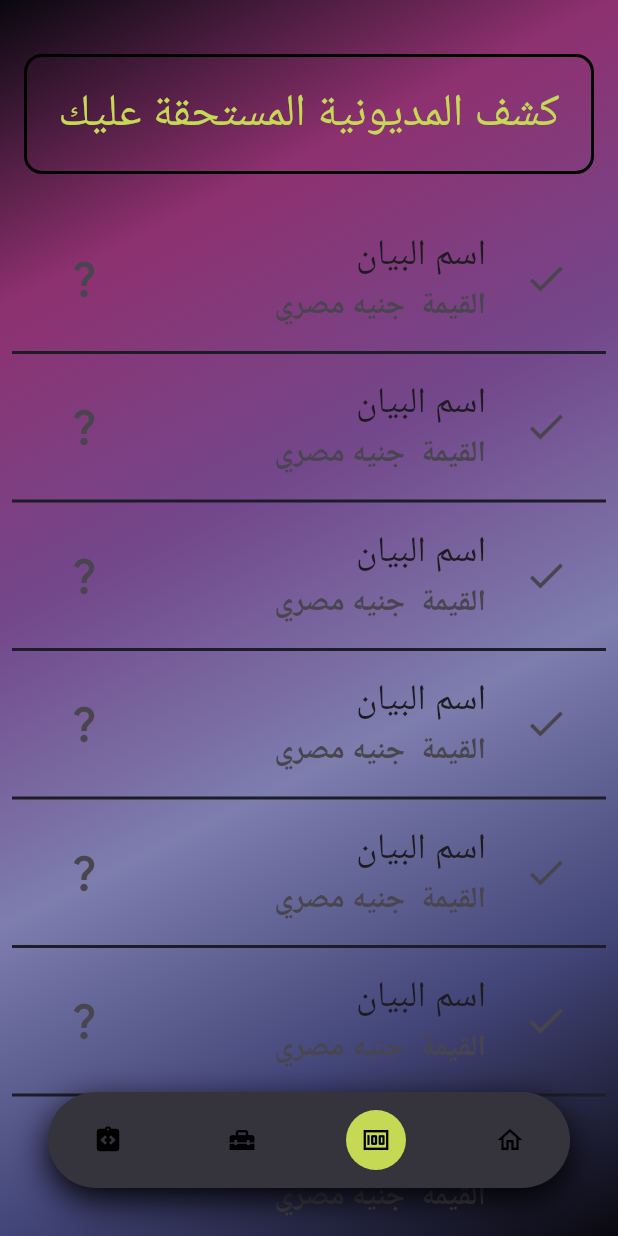
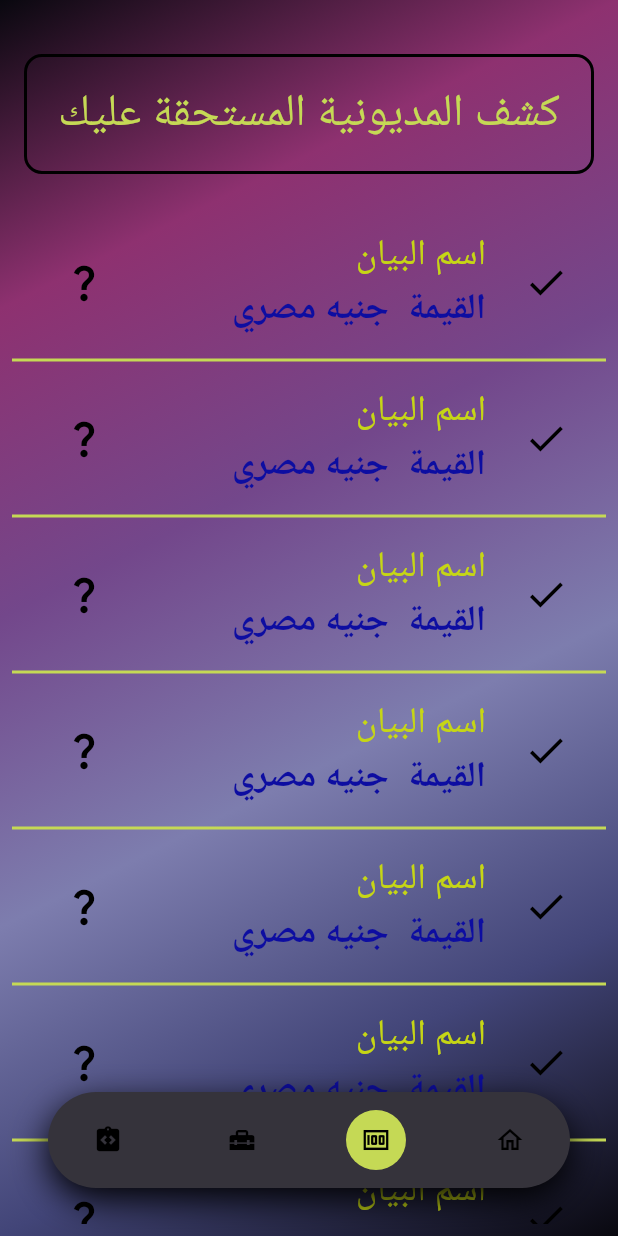
Before and after one commit to Mohamed17Amer/Madunia, a Flutter app: the screen it shows after launch, item 3 of the bottom bar chosen, on a phone screen of 412 x 824 dp. Run offline on Flutter 3.47's test engine with Material 3 defaults, Android fonts, the phone set to English and light mode, and no system bars; our stand-ins replace bloc, flutter_bloc, go_router, toastification.

Commit message:
report refactoring ui done

```diff
--- a/lib/core/utils/colors/app_colors.dart
+++ b/lib/core/utils/colors/app_colors.dart
@@ -19,6 +19,10 @@ class AppColors {
   static const bodySelectedTxtColor = Color(0xFF3d4424);
   static const homeShortsBackgroundColor = Color(0xFFd29ef1);
   static const homePlayShortsIconColor = Color(0xFF44125b);
+
+  static const debitReportItemTitleColor =Color.fromARGB(255, 198, 214, 21);
+
+  static const debitReportItemSubTitleColor =Color.fromARGB(255, 13, 13, 161);
 
   // static const
 
--- a/lib/core/utils/widgets/custom_app_bar.dart
+++ b/lib/core/utils/widgets/custom_app_bar.dart
@@ -1,5 +1,6 @@
 import 'package:flutter/material.dart';
 import 'package:madunia/core/utils/colors/app_colors.dart';
+import 'package:madunia/core/utils/widgets/custom_txt.dart';
 
 class CustomAppBar extends StatelessWidget {
   final String title;
@@ -21,13 +22,10 @@ class CustomAppBar extends StatelessWidget {
       ),
       height: 80,
       child: Center(
-        child: Text(
-          title,
-          style: TextStyle(
-            fontSize: 30,
-            color: AppColors.bottomNavBarSelectedItemColor,
-          ),
-          textAlign: TextAlign.center,
+        child: CustomTxt(
+          title: title,
+          fontSize: 30,
+          fontColor: AppColors.bottomNavBarSelectedItemColor,
         ),
       ),
     );
--- a/lib/core/utils/widgets/custom_icon.dart
+++ b/lib/core/utils/widgets/custom_icon.dart
@@ -8,6 +8,6 @@ class CustomIcon extends StatelessWidget {
 
   @override
   Widget build(BuildContext context) {
-    return IconButton(onPressed: onPressed, icon: Icon(icon, size: 30, color: color,));
+    return IconButton(onPressed: onPressed, icon: Icon(icon, size: 30, color: color?? Colors.black,));
   }
 }
--- a/lib/features/debit_report/presentation/view/widgets/debit_report_item.dart
+++ b/lib/features/debit_report/presentation/view/widgets/debit_report_item.dart
@@ -1,6 +1,8 @@
 import 'package:flutter/material.dart';
 import 'package:madunia/core/helper/helper_funcs.dart';
+import 'package:madunia/core/utils/colors/app_colors.dart';
 import 'package:madunia/core/utils/widgets/custom_icon.dart';
+import 'package:madunia/core/utils/widgets/custom_txt.dart';
 
 class DebitReportItem extends StatelessWidget {
   const DebitReportItem({super.key});
@@ -12,13 +14,21 @@ class DebitReportItem extends StatelessWidget {
       child: SizedBox(
         //height: MediaQuery.of(context).size.height*.2,
         child: ListTile(
-          title: const Text("اسم البيان", style: TextStyle(fontSize: 24)),
-          subtitle: const Text(
-            "القيمة  "
-            "جنيه مصري",
-            style: TextStyle(fontSize: 20, fontWeight: FontWeight.bold),
+          title: const CustomTxt(
+            title: "اسم البيان",
+            fontColor: AppColors.debitReportItemTitleColor,
           ),
-          leading: CustomIcon(onPressed: () {}, icon: Icons.check),
+          subtitle: const CustomTxt(
+            title:
+                "القيمة  "
+                "جنيه مصري",
+            fontWeight: FontWeight.bold,
+            fontColor: AppColors.debitReportItemSubTitleColor,
+          ),
+          leading: CustomIcon(
+            onPressed: () {},
+            icon: Icons.check,
+          ),
           trailing: CustomIcon(
             onPressed: () {
               showToastification(
--- a/lib/features/debit_report/presentation/view/widgets/debit_sliver_list.dart
+++ b/lib/features/debit_report/presentation/view/widgets/debit_sliver_list.dart
@@ -14,7 +14,7 @@ class DebitSliverList extends StatelessWidget {
       separatorBuilder: (BuildContext context, int index) {
         return Divider(
           thickness: 2,
-          color: AppColors.homeAppBarIconsBackgroundColor,
+          color: AppColors.bottomNavBarSelectedItemColor,
         );
       },
     );
--- /dev/null
+++ b/lib/features/debit_report/presentation/view_model/cubit/debit_report_cubit.dart
@@ -0,0 +1,8 @@
+import 'package:bloc/bloc.dart';
+import 'package:meta/meta.dart';
+
+part 'debit_report_state.dart';
+
+class DebitReportCubit extends Cubit<DebitReportState> {
+  DebitReportCubit() : super(DebitReportInitial());
+}
--- /dev/null
+++ b/lib/features/debit_report/presentation/view_model/cubit/debit_report_state.dart
@@ -0,0 +1,6 @@
+part of 'debit_report_cubit.dart';
+
+@immutable
+sealed class DebitReportState {}
+
+final class DebitReportInitial extends DebitReportState {}
```
